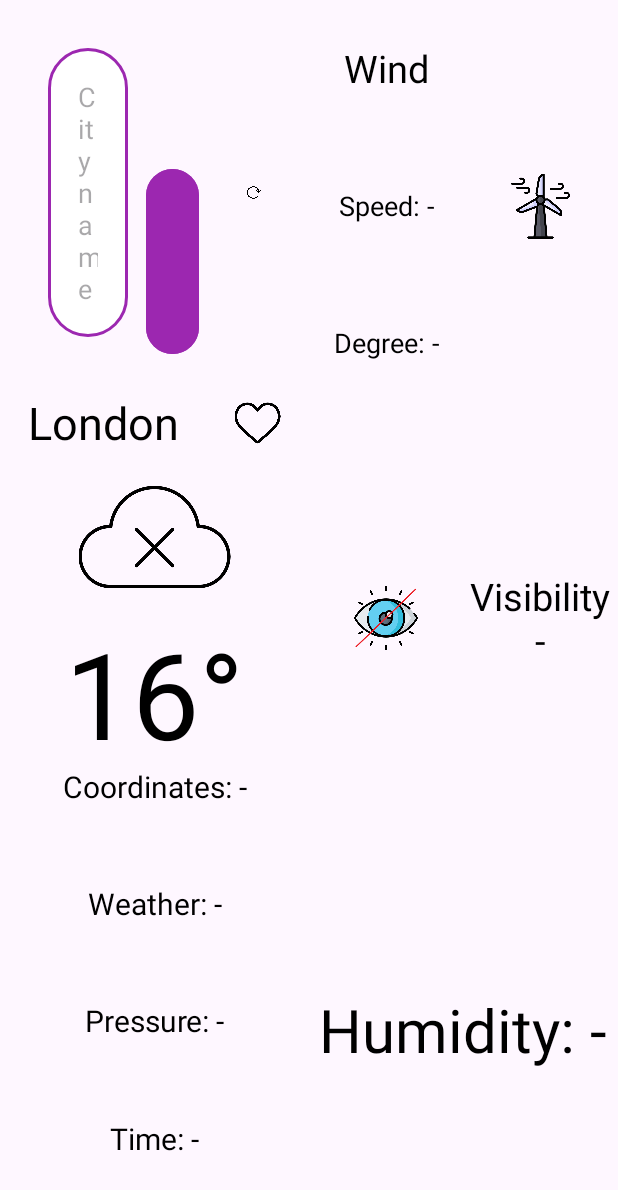
After one commit to m4tiss/WeatherAndroid, an Android app: the layout tablet_weather_information.xml on its own in the app's theme, with its tools: preview values and no code run, on a phone screen of 412 x 824 dp. The commit adds this screen. Shown: the top 1190 px of the screen. Run offline under Robolectric (Android 15) with nearby library versions, the phone set to English and light mode, and no system bars.

Commit message:
layouts for tablet

```diff
--- a/app/src/main/res/layout/fragment_settings.xml
+++ b/app/src/main/res/layout/fragment_settings.xml
@@ -78,6 +78,4 @@
         android:layout_width="wrap_content"
         android:layout_height="0dp"
         android:layout_weight="2"/>
-
-
 </LinearLayout>
--- /dev/null
+++ b/app/src/main/res/layout/tablet_weather_information.xml
@@ -0,0 +1,252 @@
+<?xml version="1.0" encoding="utf-8"?>
+<LinearLayout xmlns:android="http://schemas.android.com/apk/res/android"
+    android:orientation="horizontal"
+    android:layout_width="match_parent"
+    android:layout_height="match_parent">
+
+    <LinearLayout xmlns:android="http://schemas.android.com/apk/res/android"
+        xmlns:tools="http://schemas.android.com/tools"
+        android:orientation="vertical"
+        android:layout_width="0dp"
+        android:layout_height="match_parent"
+        android:gravity="center"
+        android:layout_weight="1">
+
+
+        <LinearLayout
+            android:layout_width="match_parent"
+            android:layout_height="wrap_content"
+            android:orientation="horizontal"
+            >
+
+            <com.google.android.material.textfield.TextInputEditText
+                android:id="@+id/searchEditText"
+                android:layout_width="0dp"
+                android:layout_height="wrap_content"
+                android:layout_weight="6"
+                android:hint="City name"
+                android:padding="20sp"
+                android:layout_marginStart="32dp"
+                android:layout_marginEnd="6dp"
+                android:layout_marginTop="32dp"
+                android:layout_marginBottom="32dp"
+                android:background="@drawable/rounded_corner_background"
+                />
+            <Button
+                android:id="@+id/searchButton"
+                android:layout_width="0dp"
+                android:layout_height="wrap_content"
+                android:text="Search"
+                android:textSize="15sp"
+                android:layout_marginStart="6dp"
+                android:layout_marginEnd="32dp"
+                android:layout_marginTop="32dp"
+                android:layout_marginBottom="32dp"
+                android:backgroundTint="@color/purple_500"
+                android:textColor="@android:color/white"
+                android:layout_weight="4"/>
+            <ImageView
+                android:id="@+id/refreshIcon"
+                android:layout_width="0dp"
+                android:layout_height="match_parent"
+                android:layout_marginEnd="32dp"
+                android:src="@drawable/refresh_icon"
+                android:layout_weight="1"/>
+
+        </LinearLayout>
+
+
+        <LinearLayout
+            android:layout_width="match_parent"
+            android:layout_height="0dp"
+            android:orientation="vertical"
+            android:layout_weight="8">
+
+            <LinearLayout
+                android:layout_width="match_parent"
+                android:layout_height="0dp"
+                android:layout_weight="1"
+                android:orientation="horizontal">
+
+                <TextView
+                    android:layout_width="0dp"
+                    android:layout_height="match_parent"
+                    android:id="@+id/cityTextView"
+                    android:text="London"
+                    android:textColor="@color/black"
+                    android:textAlignment="center"
+                    android:textSize="30sp"
+                    android:gravity="center"
+                    tools:ignore="MissingConstraints"
+                    android:layout_weight="2"/>
+
+                <ImageView
+                    android:layout_width="0dp"
+                    android:layout_height="match_parent"
+                    android:id="@+id/heartIcon"
+                    android:src="@drawable/noheart"
+                    android:gravity="center"
+                    android:padding="10sp"
+                    android:layout_weight="1"/>
+
+
+            </LinearLayout>
+
+            <ImageView
+                android:id="@+id/weatherImageView"
+                android:layout_width="match_parent"
+                android:layout_height="0dp"
+                android:layout_weight="2"
+                android:src="@drawable/nodata"/>
+            <TextView
+                android:layout_width="match_parent"
+                android:layout_height="0dp"
+                android:id="@+id/temperatureTextView"
+                android:textAlignment="center"
+                android:textColor="@color/black"
+                android:textSize="80dp"
+                android:text="16°"
+                tools:ignore="MissingConstraints"
+                android:layout_weight="2"/>
+            <TextView
+                android:layout_width="match_parent"
+                android:layout_height="wrap_content"
+                android:id="@+id/coordinatesTextView"
+                android:textColor="@color/black"
+                android:textAlignment="center"
+                android:textSize="20dp"
+                android:text="Coordinates: -"
+                tools:ignore="MissingConstraints"
+                android:layout_weight="1"/>
+            <TextView
+                android:layout_width="match_parent"
+                android:layout_height="wrap_content"
+                android:id="@+id/weatherTextView"
+                android:textAlignment="center"
+                android:textColor="@color/black"
+                android:textSize="20dp"
+                android:text="Weather: -"
+                tools:ignore="MissingConstraints"
+                android:layout_weight="1"/>
+            <TextView
+                android:layout_width="match_parent"
+                android:layout_height="wrap_content"
+                android:id="@+id/pressureTextView"
+                android:textColor="@color/black"
+                android:textAlignment="center"
+                android:textSize="20dp"
+                android:text="Pressure: -"
+                tools:ignore="MissingConstraints"
+                android:layout_weight="1"/>
+            <TextView
+                android:layout_width="match_parent"
+                android:layout_height="wrap_content"
+                android:id="@+id/timeTextView"
+                android:textAlignment="center"
+                android:textColor="@color/black"
+                android:textSize="20dp"
+                android:text="Time: -"
+                tools:ignore="MissingConstraints"
+                android:layout_weight="1"/>
+
+
+        </LinearLayout>
+
+    </LinearLayout>
+
+    <LinearLayout xmlns:android="http://schemas.android.com/apk/res/android"
+        xmlns:tools="http://schemas.android.com/tools"
+        android:orientation="vertical"
+        android:layout_width="0dp"
+        android:layout_height="match_parent"
+        android:gravity="center"
+        android:layout_weight="1">
+
+        <LinearLayout
+            android:layout_width="match_parent"
+            android:layout_height="0dp"
+            android:orientation="horizontal"
+            android:layout_weight="2">
+            <LinearLayout
+                android:layout_width="0dp"
+                android:layout_height="match_parent"
+                android:layout_weight="2"
+                android:orientation="vertical">
+                <TextView
+                    android:layout_width="match_parent"
+                    android:layout_height="0dp"
+                    android:textSize="25sp"
+                    android:id="@+id/windTextView"
+                    android:textColor="@color/black"
+                    android:gravity="center"
+                    android:text="Wind"
+                    android:layout_weight="2"/>
+                <TextView
+                    android:layout_width="match_parent"
+                    android:layout_height="0dp"
+                    android:textSize="18sp"
+                    android:id="@+id/windSpeedTextView"
+                    android:textColor="@color/black"
+                    android:gravity="center"
+                    android:text="Speed: -"
+                    android:layout_weight="2"/>
+                <TextView
+                    android:layout_width="match_parent"
+                    android:layout_height="0dp"
+                    android:textSize="18sp"
+                    android:id="@+id/windDegTextView"
+                    android:gravity="center"
+                    android:textColor="@color/black"
+                    android:text="Degree: -"
+                    android:layout_weight="2"/>
+            </LinearLayout>
+
+            <ImageView
+                android:layout_width="0dp"
+                android:layout_height="wrap_content"
+                android:id="@+id/windImageView"
+                android:src="@drawable/wind"
+                android:padding="30sp"
+                android:layout_weight="2"/>
+        </LinearLayout>
+
+        <LinearLayout
+            android:layout_width="match_parent"
+            android:layout_height="0dp"
+            android:layout_weight="2">
+            <ImageView
+                android:layout_width="0dp"
+                android:layout_height="match_parent"
+                android:id="@+id/visibilityImageView"
+                android:layout_weight="1"
+                android:padding="30sp"
+                android:src="@drawable/novisibility"/>
+            <TextView
+                android:layout_width="0dp"
+                android:layout_height="match_parent"
+                android:id="@+id/visibilityTextView"
+                android:gravity="center"
+                android:text="Visibility\n-"
+                android:textSize="25sp"
+                android:textColor="@color/black"
+                android:layout_weight="1"/>
+
+        </LinearLayout>
+
+
+
+        <TextView
+            android:layout_width="match_parent"
+            android:layout_height="0dp"
+            android:id="@+id/humidityTextView"
+            android:textSize="40sp"
+            android:textColor="@color/black"
+            android:gravity="center"
+            android:text="Humidity: -"
+            android:layout_weight="2"/>
+
+
+
+    </LinearLayout>
+
+</LinearLayout>
--- /dev/null
+++ b/app/src/main/res/values-sw600dp/isTablet.xml
@@ -0,0 +1,4 @@
+<?xml version="1.0" encoding="utf-8"?>
+<resources>
+    <bool name="isTablet">true</bool>
+</resources>
--- /dev/null
+++ b/app/src/main/res/values/isTablet.xml
@@ -0,0 +1,4 @@
+<?xml version="1.0" encoding="utf-8"?>
+<resources>
+    <bool name="isTablet">false</bool>
+</resources>
```
Also changed, not shown: app/src/main/res/layout/tablet_nextdays.xml (added, +29 -0 lines), app/src/main/res/layout/tablet_settings_and_favourite_cities.xml (added, +122 -0 lines).
